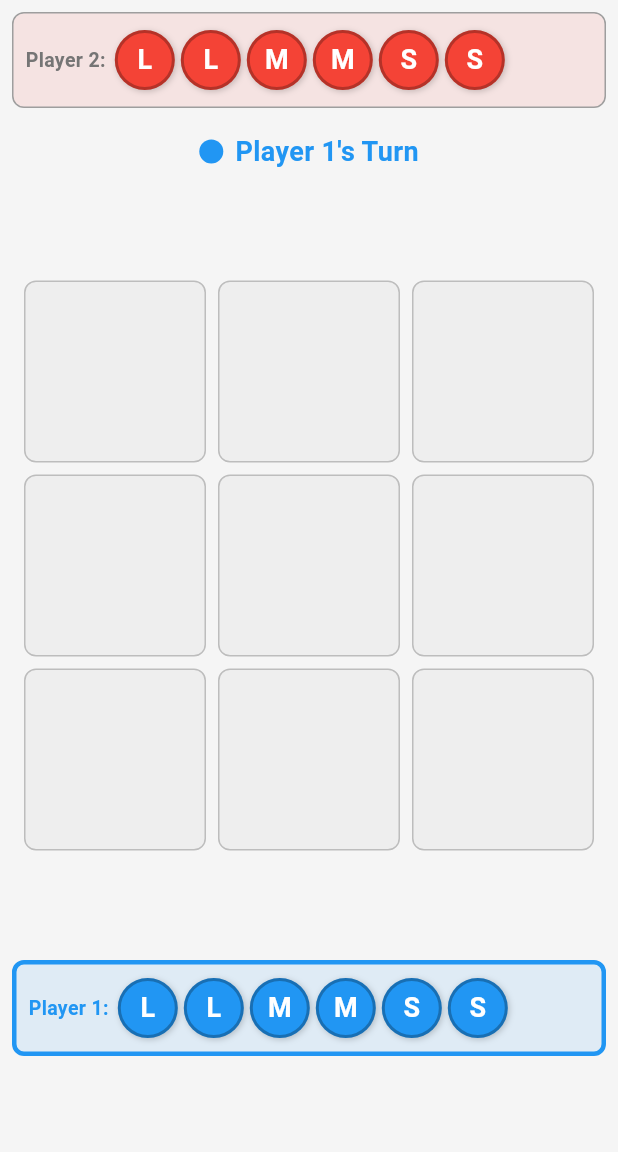
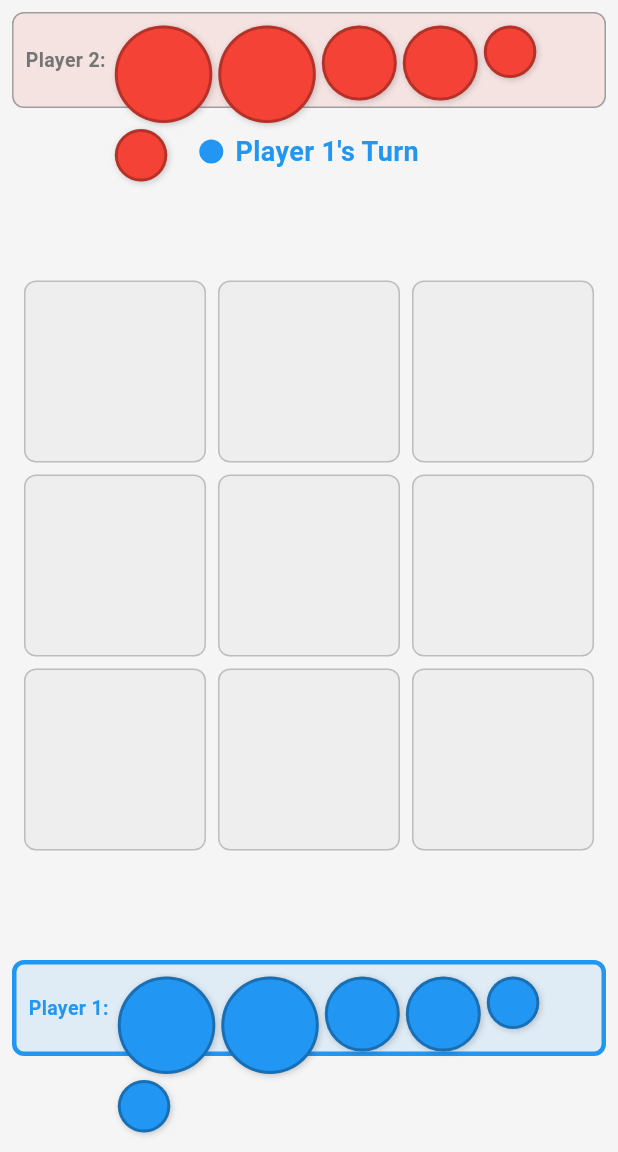
Before and after one commit to hwani1103/gobble_up, a Flutter app: the screen it shows after launch, on a phone screen of 412 x 824 dp, the part 84-1236 px from its top. Run offline on Flutter 3.47's test engine with Material 3 defaults, Android fonts, the phone set to English and light mode, and no system bars.

Commit message:
refactor: Remove text labels and show pawn sizes through visual diameter
- Remove L/M/S text labels from all pawns (board and waiting area)
- Waiting area pawns now use actual size-based diameters (35/50/65px)
- Pawn size is now indicated purely through visual circle diameter:
  * Large: 65px circles
  * Medium: 50px circles
  * Small: 35px circles
- Cleaner visual appearance without text clutter

```diff
--- a/lib/widgets/waiting_area_widget.dart
+++ b/lib/widgets/waiting_area_widget.dart
@@ -21,8 +21,6 @@ class WaitingAreaWidget extends StatelessWidget {
 
   @override
   Widget build(BuildContext context) {
-    const pawnSize = 40.0; // Uniform size for all pawns in waiting area
-
     return Container(
       padding: const EdgeInsets.symmetric(horizontal: 8, vertical: 8),
       decoration: BoxDecoration(
@@ -56,8 +54,8 @@ class WaitingAreaWidget extends StatelessWidget {
                 return GestureDetector(
                   onTap: isCurrentPlayer ? () => onPawnTap(pawn) : null,
                   child: Container(
-                    width: pawnSize,
-                    height: pawnSize,
+                    width: pawn.size.displaySize,
+                    height: pawn.size.displaySize,
                     decoration: BoxDecoration(
                       shape: BoxShape.circle,
                       color: player.color,
@@ -73,16 +71,6 @@ class WaitingAreaWidget extends StatelessWidget {
                         ),
                       ],
                     ),
-                    child: Center(
-                      child: Text(
-                        pawn.size.displayName[0],
-                        style: const TextStyle(
-                          color: Colors.white,
-                          fontWeight: FontWeight.bold,
-                          fontSize: 18,
-                        ),
-                      ),
-                    ),
                   ),
                 );
               }).toList(),
```
Also changed, not shown: lib/widgets/pawn_widget.dart (+0 -10 lines).
